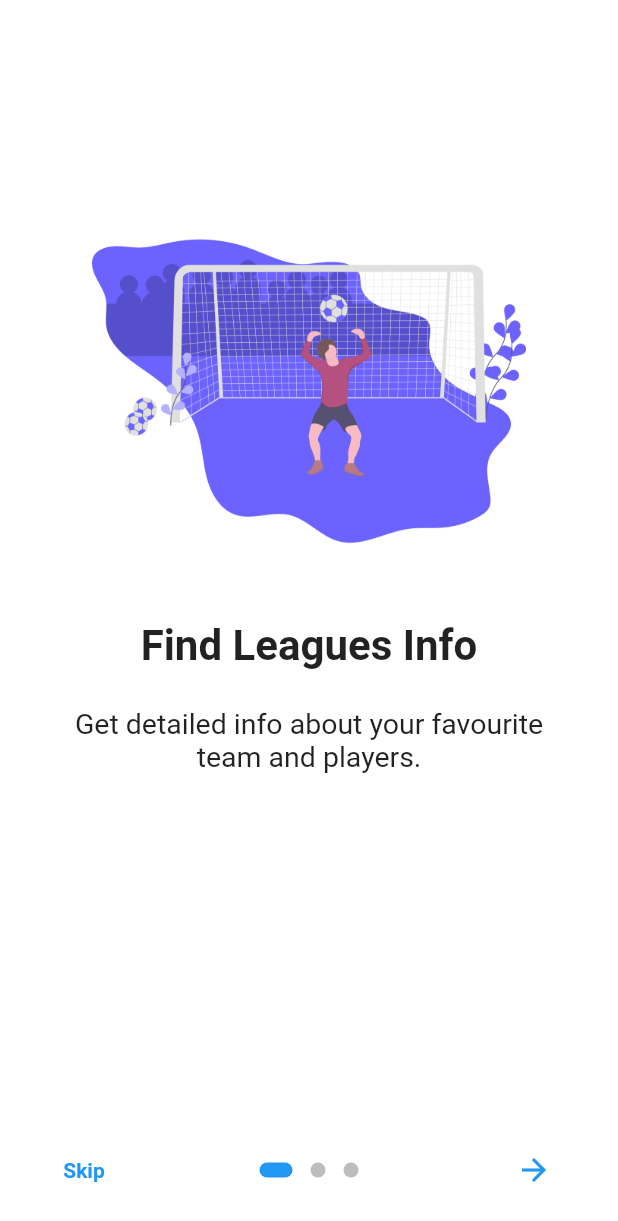
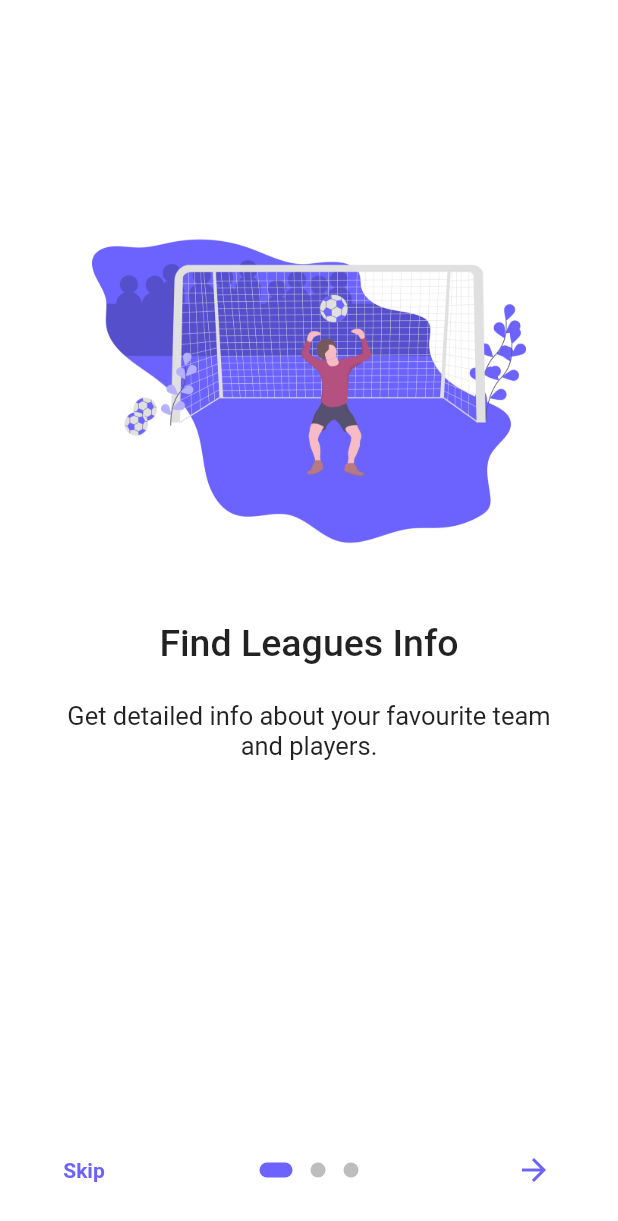
Before and after one commit to shalabycr7/sports_zone_app, a Flutter app: the screen it shows after launch, on a phone screen of 412 x 824 dp. Shown: the top 1221 px of the screen. Run offline on Flutter 3.47's test engine with Material 2 defaults, Android fonts, the phone set to English and light mode, and no system bars; drawn by our look-alikes of introduction_screen; our stand-ins replace animated_splash_screen, google_fonts, shared_preferences.

Commit message:
updated colors

```diff
--- a/lib/main.dart
+++ b/lib/main.dart
@@ -22,13 +22,13 @@ class MyApp extends StatelessWidget {
     return MaterialApp(
         debugShowCheckedModeBanner: false,
         title: 'Sports Zone',
-        theme: ThemeData(primaryColor: Colors.blue),
+        theme: ThemeData(primaryColor: Color(0xFF6C63FF)),
         home: AnimatedSplashScreen(
             duration: 3000,
             splash: const Icon(
               Icons.sports_basketball,
               size: 90,
-              color: Colors.blue,
+              color: Color(0xFF6C63FF),
             ),
             nextScreen:
                 alreadySeen ? const HomeScreen() : const OnBoardingScreen(),
--- a/lib/screens/countries_screen.dart
+++ b/lib/screens/countries_screen.dart
@@ -10,8 +10,8 @@ class CountriesScreen extends StatefulWidget {
 class _CountriesScreenState extends State<CountriesScreen> {
   @override
   Widget build(BuildContext context) {
-    return Scaffold(
-      body: Text('data'),
+    return const Scaffold(
+      body: SafeArea(child: Center(child: Text('Countries screen'))),
     );
   }
 }
--- a/lib/screens/onboarding_screen.dart
+++ b/lib/screens/onboarding_screen.dart
@@ -2,6 +2,7 @@ import 'package:flutter/foundation.dart';
 import 'package:flutter/material.dart';
 import 'package:introduction_screen/introduction_screen.dart';
 import 'package:sports_zone/screens/home_screen.dart';
+import 'package:google_fonts/google_fonts.dart';
 
 class OnBoardingScreen extends StatefulWidget {
   const OnBoardingScreen({Key? key}) : super(key: key);
@@ -11,13 +12,11 @@ class OnBoardingScreen extends StatefulWidget {
 }
 
 class OnBoardingPageState extends State<OnBoardingScreen> {
-
-
   final introKey = GlobalKey<IntroductionScreenState>();
 
   void _onIntroEnd(context) {
     Navigator.of(context).pushReplacement(
-      MaterialPageRoute(builder: (_) => const HomeScreen()),
+      MaterialPageRoute(builder: (context) => const HomeScreen()),
     );
   }
 
@@ -27,10 +26,10 @@ class OnBoardingPageState extends State<OnBoardingScreen> {
 
   @override
   Widget build(BuildContext context) {
-    const bodyStyle = TextStyle(fontSize: 19.0);
+    const bodyStyle = TextStyle(fontSize: 17.0);
 
     const pageDecoration = PageDecoration(
-      titleTextStyle: TextStyle(fontSize: 28.0, fontWeight: FontWeight.w700),
+      titleTextStyle: TextStyle(fontSize: 25.0, fontWeight: FontWeight.w500),
       bodyTextStyle: bodyStyle,
       bodyPadding: EdgeInsets.fromLTRB(16.0, 0.0, 16.0, 16.0),
       pageColor: Colors.white,
@@ -45,9 +44,6 @@ class OnBoardingPageState extends State<OnBoardingScreen> {
           allowImplicitScrolling: true,
           autoScrollDuration: 3000,
           infiniteAutoScroll: true,
-          globalHeader: const Align(
-            alignment: Alignment.topRight,
-          ),
 
           pages: [
             PageViewModel(
@@ -70,16 +66,31 @@ class OnBoardingPageState extends State<OnBoardingScreen> {
             ),
           ],
           onDone: () => _onIntroEnd(context),
-          onSkip: () => _onIntroEnd(context), // You can override onSkip callback
+          onSkip: () =>
+              _onIntroEnd(context), // You can override onSkip callback
           showSkipButton: true,
           skipOrBackFlex: 0,
           nextFlex: 0,
           showBackButton: false,
           //rtl: true, // Display as right-to-left
-          back: const Icon(Icons.arrow_back),
-          skip: const Text('Skip', style: TextStyle(fontWeight: FontWeight.w600)),
-          next: const Icon(Icons.arrow_forward),
-          done: const Text('Done', style: TextStyle(fontWeight: FontWeight.w600)),
+          back: const Icon(
+            Icons.arrow_back,
+            color: Color(0xFF6C63FF),
+          ),
+          skip: const Text('Skip',
+              style: TextStyle(
+                fontWeight: FontWeight.w600,
+                color: Color(0xFF6C63FF),
+              )),
+          next: const Icon(
+            Icons.arrow_forward,
+            color: Color(0xFF6C63FF),
+          ),
+          done: const Text('Done',
+              style: TextStyle(
+                fontWeight: FontWeight.w600,
+                color: Color(0xFF6C63FF),
+              )),
           curve: Curves.fastLinearToSlowEaseIn,
           controlsMargin: const EdgeInsets.all(16),
           controlsPadding: kIsWeb
```
Also changed, not shown: lib/screens/home_screen.dart (+4 -4 lines), lib/widgets/card_category.dart (+25 -3 lines).
